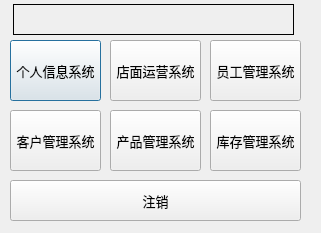
Before: the Qt Designer form Login/SSMainMenu.ui in oaheiw/darwinner, drawn with Qt 5.
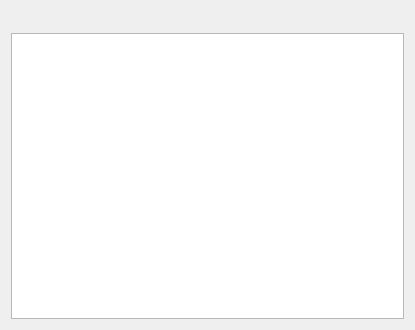
After: the same form once the commit is applied.

```diff
--- a/Login/SSMainMenu.ui
+++ b/Login/SSMainMenu.ui
@@ -1,211 +1,147 @@
 <ui version="4.0" >
  <class>SSMenuWindowClass</class>
- <widget class="QDialog" name="SSMenuWindowClass" >
-  <property name="geometry" >
+ <widget class="QDialog" name="SSMenuWindowClass">
+  <property name="windowModality">
+   <enum>Qt::WindowModal</enum>
+  </property>
+  <property name="geometry">
    <rect>
     <x>0</x>
     <y>0</y>
-    <width>321</width>
-    <height>233</height>
+    <width>415</width>
+    <height>330</height>
    </rect>
   </property>
-  <property name="windowTitle" >
+  <property name="sizePolicy">
+   <sizepolicy hsizetype="Fixed" vsizetype="Fixed">
+    <horstretch>0</horstretch>
+    <verstretch>0</verstretch>
+   </sizepolicy>
+  </property>
+  <property name="minimumSize">
+   <size>
+    <width>415</width>
+    <height>330</height>
+   </size>
+  </property>
+  <property name="maximumSize">
+   <size>
+    <width>415</width>
+    <height>330</height>
+   </size>
+  </property>
+  <property name="font">
+   <font>
+    <family>宋体</family>
+   </font>
+  </property>
+  <property name="focusPolicy">
+   <enum>Qt::StrongFocus</enum>
+  </property>
+  <property name="contextMenuPolicy">
+   <enum>Qt::NoContextMenu</enum>
+  </property>
+  <property name="windowTitle">
    <string>功能菜单</string>
   </property>
-  <widget class="QPushButton" name="pushButtonPersonal" >
-   <property name="geometry" >
-    <rect>
-     <x>10</x>
-     <y>40</y>
-     <width>91</width>
-     <height>61</height>
-    </rect>
-   </property>
-   <property name="font" >
-    <font>
-     <family>微软雅黑</family>
-     <pointsize>10</pointsize>
-     <weight>50</weight>
-     <italic>false</italic>
-     <bold>false</bold>
-     <underline>false</underline>
-     <strikeout>false</strikeout>
-    </font>
-   </property>
-   <property name="text" >
-    <string>个人信息系统</string>
-   </property>
-  </widget>
-  <widget class="QPushButton" name="pushButtonProductMgnt" >
-   <property name="geometry" >
-    <rect>
-     <x>110</x>
-     <y>110</y>
-     <width>91</width>
-     <height>61</height>
-    </rect>
-   </property>
-   <property name="font" >
-    <font>
-     <family>微软雅黑</family>
-     <pointsize>10</pointsize>
-     <weight>50</weight>
-     <italic>false</italic>
-     <bold>false</bold>
-     <underline>false</underline>
-     <strikeout>false</strikeout>
-    </font>
-   </property>
-   <property name="text" >
-    <string>产品管理系统</string>
-   </property>
-  </widget>
-  <widget class="QPushButton" name="pushButtoShopMgnt" >
-   <property name="geometry" >
-    <rect>
-     <x>110</x>
-     <y>40</y>
-     <width>91</width>
-     <height>61</height>
-    </rect>
-   </property>
-   <property name="font" >
-    <font>
-     <family>微软雅黑</family>
-     <pointsize>10</pointsize>
-     <weight>50</weight>
-     <italic>false</italic>
-     <bold>false</bold>
-     <underline>false</underline>
-     <strikeout>false</strikeout>
-    </font>
-   </property>
-   <property name="text" >
-    <string>店面运营系统</string>
-   </property>
-  </widget>
-  <widget class="QPushButton" name="pushButtonStaffMgnt" >
-   <property name="geometry" >
-    <rect>
-     <x>210</x>
-     <y>40</y>
-     <width>91</width>
-     <height>61</height>
-    </rect>
-   </property>
-   <property name="font" >
-    <font>
-     <family>微软雅黑</family>
-     <pointsize>10</pointsize>
-     <weight>50</weight>
-     <italic>false</italic>
-     <bold>false</bold>
-     <underline>false</underline>
-     <strikeout>false</strikeout>
-    </font>
-   </property>
-   <property name="text" >
-    <string>员工管理系统</string>
-   </property>
-  </widget>
-  <widget class="QPushButton" name="pushButtonClientMgnt" >
-   <property name="geometry" >
-    <rect>
-     <x>10</x>
-     <y>110</y>
-     <width>91</width>
-     <height>61</height>
-    </rect>
-   </property>
-   <property name="font" >
-    <font>
-     <family>微软雅黑</family>
-     <pointsize>10</pointsize>
-     <weight>50</weight>
-     <italic>false</italic>
-     <bold>false</bold>
-     <underline>false</underline>
-     <strikeout>false</strikeout>
-    </font>
-   </property>
-   <property name="text" >
-    <string>客户管理系统</string>
-   </property>
-  </widget>
-  <widget class="QPushButton" name="pushButtonStocksMgnt" >
-   <property name="geometry" >
-    <rect>
-     <x>210</x>
-     <y>110</y>
-     <width>91</width>
-     <height>61</height>
-    </rect>
-   </property>
-   <property name="font" >
-    <font>
-     <family>微软雅黑</family>
-     <pointsize>10</pointsize>
-     <weight>50</weight>
-     <italic>false</italic>
-     <bold>false</bold>
-     <underline>false</underline>
-     <strikeout>false</strikeout>
-    </font>
-   </property>
-   <property name="text" >
-    <string>库存管理系统</string>
-   </property>
-  </widget>
-  <widget class="QPushButton" name="pushButtonLogoff" >
-   <property name="geometry" >
-    <rect>
-     <x>10</x>
-     <y>180</y>
-     <width>291</width>
-     <height>41</height>
-    </rect>
-   </property>
-   <property name="font" >
-    <font>
-     <family>微软雅黑</family>
-     <pointsize>10</pointsize>
-     <weight>50</weight>
-     <italic>false</italic>
-     <bold>false</bold>
-     <underline>false</underline>
-     <strikeout>false</strikeout>
-    </font>
-   </property>
-   <property name="text" >
-    <string>注销</string>
-   </property>
-  </widget>
-  <widget class="QLabel" name="labelInfo" >
-   <property name="geometry" >
-    <rect>
-     <x>13</x>
-     <y>4</y>
-     <width>281</width>
-     <height>31</height>
-    </rect>
-   </property>
-   <property name="font" >
-    <font>
-     <family>微软雅黑</family>
-     <pointsize>10</pointsize>
-     <weight>50</weight>
-     <italic>false</italic>
-     <bold>false</bold>
-     <underline>false</underline>
-     <strikeout>false</strikeout>
-    </font>
-   </property>
-   <property name="frameShape" >
-    <enum>QFrame::Box</enum>
-   </property>
-  </widget>
+  <property name="modal">
+   <bool>true</bool>
+  </property>
+  <layout class="QVBoxLayout" name="verticalLayout">
+   <item>
+    <widget class="QLabel" name="infoLabel">
+     <property name="font">
+      <font>
+       <pointsize>9</pointsize>
+       <weight>50</weight>
+       <bold>false</bold>
+      </font>
+     </property>
+     <property name="frameShape">
+      <enum>QFrame::NoFrame</enum>
+     </property>
+     <property name="frameShadow">
+      <enum>QFrame::Sunken</enum>
+     </property>
+     <property name="text">
+      <string/>
+     </property>
+     <property name="wordWrap">
+      <bool>true</bool>
+     </property>
+    </widget>
+   </item>
+   <item>
+    <widget class="QTableWidget" name="FunctionTableWidget">
+     <property name="font">
+      <font>
+       <family>宋体</family>
+       <pointsize>10</pointsize>
+       <weight>50</weight>
+       <bold>false</bold>
+      </font>
+     </property>
+     <property name="editTriggers">
+      <set>QAbstractItemView::NoEditTriggers</set>
+     </property>
+     <property name="iconSize">
+      <size>
+       <width>96</width>
+       <height>128</height>
+      </size>
+     </property>
+     <property name="showGrid">
+      <bool>false</bool>
+     </property>
+     <property name="gridStyle">
+      <enum>Qt::SolidLine</enum>
+     </property>
+     <property name="rowCount">
+      <number>2</number>
+     </property>
+     <property name="columnCount">
+      <number>3</number>
+     </property>
+     <attribute name="horizontalHeaderVisible">
+      <bool>false</bool>
+     </attribute>
+     <attribute name="horizontalHeaderHighlightSections">
+      <bool>false</bool>
+     </attribute>
+     <attribute name="verticalHeaderVisible">
+      <bool>false</bool>
+     </attribute>
+     <attribute name="verticalHeaderDefaultSectionSize">
+      <number>100</number>
+     </attribute>
+     <attribute name="verticalHeaderHighlightSections">
+      <bool>false</bool>
+     </attribute>
+     <attribute name="verticalHeaderVisible">
+      <bool>false</bool>
+     </attribute>
+     <attribute name="verticalHeaderDefaultSectionSize">
+      <number>100</number>
+     </attribute>
+     <attribute name="horizontalHeaderVisible">
+      <bool>false</bool>
+     </attribute>
+     <attribute name="horizontalHeaderHighlightSections">
+      <bool>false</bool>
+     </attribute>
+     <attribute name="verticalHeaderHighlightSections">
+      <bool>false</bool>
+     </attribute>
+     <row/>
+     <row/>
+     <column/>
+     <column/>
+     <column/>
+    </widget>
+   </item>
+  </layout>
  </widget>
- <layoutdefault spacing="6" margin="11" />
+ <layoutdefault spacing="6" margin="11"/>
  <resources/>
  <connections/>
 </ui>
```
Left out of the diff: 3 changed lines with no effect on the pictures.
